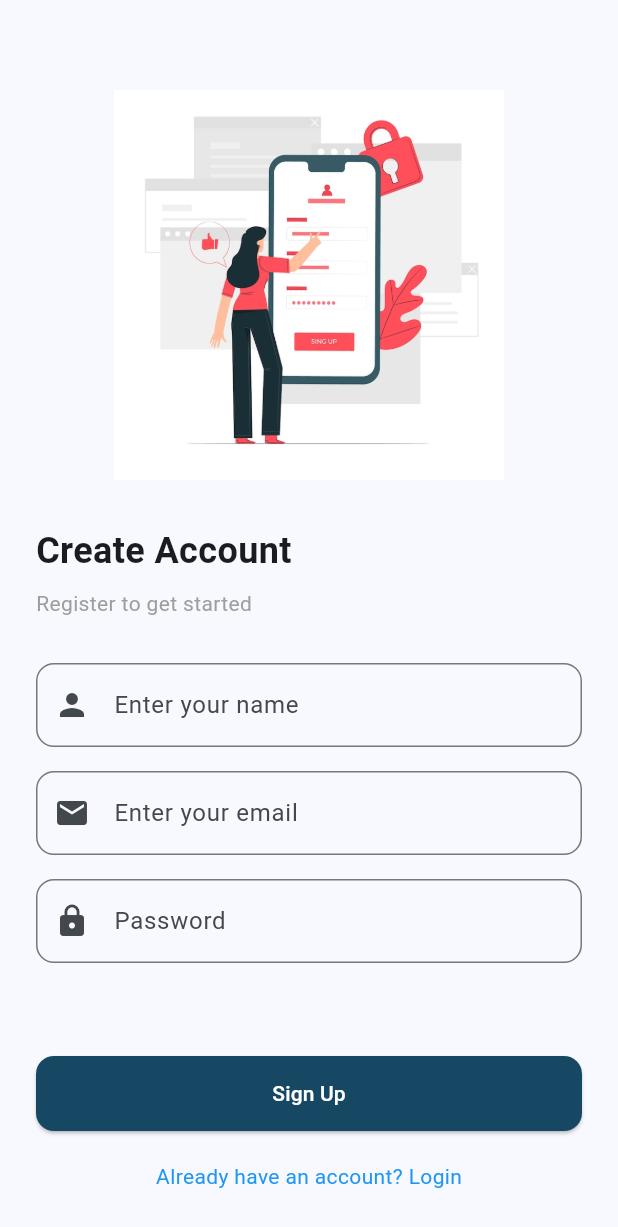
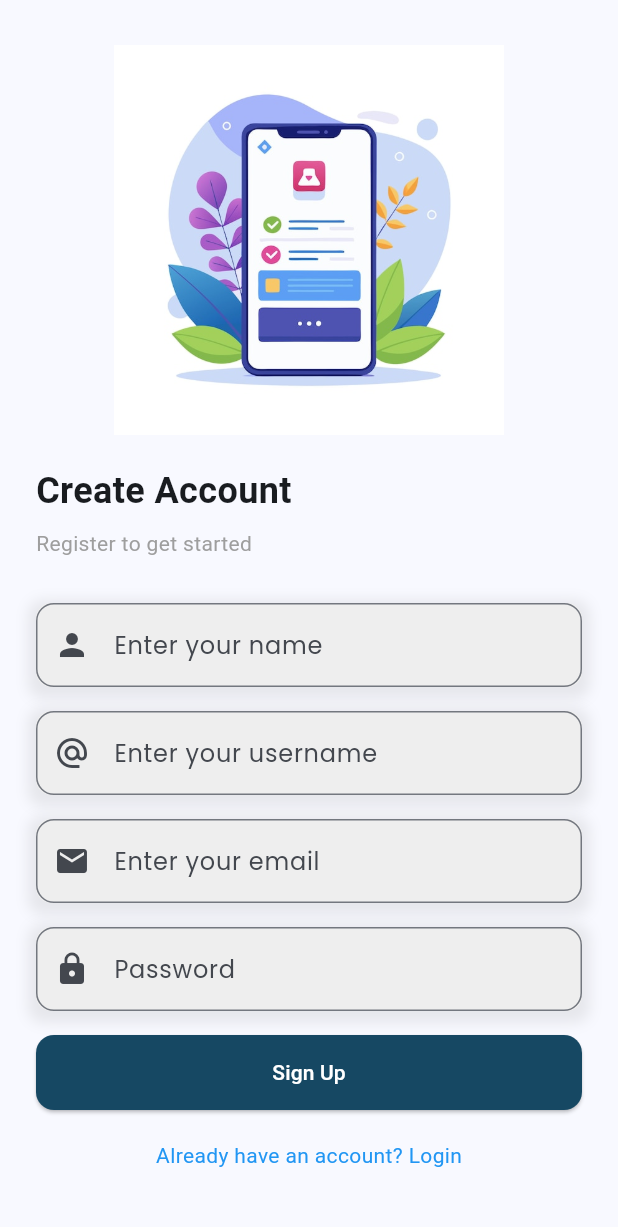
Before and after one commit to newtonkim/CircleTalk-mob, a Flutter app: the screen it shows after launch, after a tap on "Sign Up here", on a phone screen of 412 x 824 dp. Shown: the top 1227 px of the screen. Run offline on Flutter 3.47's test engine with Material 3 defaults, Android fonts, the phone set to English and light mode, and no system bars; our stand-ins replace get, google_fonts.

Commit message:
poslished the login and register pages

```diff
--- a/lib/main.dart
+++ b/lib/main.dart
@@ -1,6 +1,7 @@
 import 'package:get/get.dart';
 import 'views/login_page.dart';
 import 'package:flutter/material.dart';
+
 
 void main() {
   runApp(const MyApp());
@@ -15,7 +16,7 @@ class MyApp extends StatelessWidget {
       title: 'Circle Talk',
       debugShowCheckedModeBanner: false,
       theme: ThemeData(
-        primarySwatch: Colors.blue,
+        primarySwatch:  Colors.green,
         colorScheme: ColorScheme.fromSeed(seedColor: Colors.blue),
         useMaterial3: true,
 
--- a/lib/views/login_page.dart
+++ b/lib/views/login_page.dart
@@ -1,10 +1,9 @@
-// File: views/login_page.dart
 
-import 'register_page.dart';
 import 'package:get/get.dart';
 import 'verification_page.dart';
 import 'package:flutter/material.dart';
 import 'package:google_fonts/google_fonts.dart';
+import 'package:circle_talk_mob/views/widget/sign_up_page.dart';
 
 class LoginPage extends StatelessWidget {
   const LoginPage({super.key});
@@ -22,7 +21,7 @@ class LoginPage extends StatelessWidget {
               children: [
                 const SizedBox(height: 60),
                 Center(
-                  child: Image.asset('assets/images/login_illustration.png', height: 160),
+                  child: Image.asset('assets/images/login_illustration_green.png', height: 260),
                 ),
                 const SizedBox(height: 30),
                 Text("Welcome back!", style: GoogleFonts.poppins(fontSize: 24, fontWeight: FontWeight.bold)),
@@ -70,7 +69,7 @@ class LoginPage extends StatelessWidget {
                   children: [
                     const Text("Don’t have an account? "),
                     GestureDetector(
-                      onTap: () => Get.to(() => const RegisterPage()),
+                      onTap: () => Get.to(() => const SignUpPage()),
                       child: const Text("Sign Up here", style: TextStyle(color: Colors.blue)),
                     )
                   ],
--- a/lib/views/register_page.dart
+++ /dev/null
@@ -1,89 +0,0 @@
-// File: views/register_page.dart
-
-import 'package:flutter/material.dart';
-import 'package:get/get.dart';
-import 'package:google_fonts/google_fonts.dart';
-import 'login_page.dart';
-
-
-class RegisterPage extends StatelessWidget {
-  const RegisterPage({super.key});
-
-  @override
-  Widget build(BuildContext context) {
-    final size = MediaQuery.of(context).size;
-
-    return Scaffold(
-      body: SafeArea(
-        child: SingleChildScrollView(
-          child: ConstrainedBox(
-            constraints: BoxConstraints(minHeight: size.height),
-            child: IntrinsicHeight(
-              child: Padding(
-                padding: const EdgeInsets.symmetric(horizontal: 24.0),
-                child: Column(
-                  crossAxisAlignment: CrossAxisAlignment.start,
-                  children: [
-                    const SizedBox(height: 60),
-                    Center(
-                      child: Image.asset('assets/images/register_illustration.png', height: 260),
-                    ),
-                    const SizedBox(height: 30),
-                    Text("Create Account", style: TextStyle(fontSize: 24, fontWeight: FontWeight.bold)),
-                    const SizedBox(height: 8),
-                    Text("Register to get started", style: TextStyle(color: Colors.grey)),
-                    const SizedBox(height: 30),
-                    TextField(
-                      decoration: InputDecoration(
-                        hintText: 'Enter your name',
-                        border: OutlineInputBorder(borderRadius: BorderRadius.circular(12)),
-                        prefixIcon: const Icon(Icons.person),
-                      ),
-                    ),
-                    const SizedBox(height: 16),
-                    TextField(
-                      decoration: InputDecoration(
-                        hintText: 'Enter your email',
-                        border: OutlineInputBorder(borderRadius: BorderRadius.circular(12)),
-                        prefixIcon: const Icon(Icons.email),
-                      ),
-                    ),
-                    const SizedBox(height: 16),
-                    TextField(
-                      obscureText: true,
-                      decoration: InputDecoration(
-                        hintText: 'Password',
-                        border: OutlineInputBorder(borderRadius: BorderRadius.circular(12)),
-                        prefixIcon: const Icon(Icons.lock),
-                      ),
-                    ),
-                    const Spacer(), // only works with IntrinsicHeight
-                    ElevatedButton(
-                      onPressed: () {
-                        // Register logic
-                      },
-                      style: ElevatedButton.styleFrom(
-                        minimumSize: Size(size.width, 50),
-                        backgroundColor: const Color(0xFF164863),
-                        shape: RoundedRectangleBorder(borderRadius: BorderRadius.circular(12)),
-                      ),
-                      child: const Text("Sign Up", style: TextStyle(color: Colors.white)),
-                    ),
-                    const SizedBox(height: 20),
-                    Center(
-                      child: GestureDetector(
-                        onTap: () => Get.to(() => const LoginPage()),
-                        child: const Text("Already have an account? Login", style: TextStyle(color: Colors.blue)),
-                      ),
-                    ),
-                    const SizedBox(height: 30),
-                  ],
-                ),
-              ),
-            ),
-          ),
-        ),
-      ),
-    );
-  }
-}
--- a/lib/views/widget/input_widget.dart
+++ b/lib/views/widget/input_widget.dart
@@ -10,13 +10,15 @@ class InputWidget extends StatelessWidget {
         super.key,
         required this.hintText,
         required this.controller,
-        required this.obscureText
+        required this.obscureText,
+        required this.prefixIcon,
       }
   );
 
   final String hintText;
+  final bool obscureText;
+  final IconData? prefixIcon;
   final TextEditingController controller;
-  final bool obscureText;
 
   @override
   Widget build(BuildContext context) {
@@ -35,18 +37,21 @@ class InputWidget extends StatelessWidget {
         ],
       ),
       child: TextField(
-        obscureText: obscureText,
-        controller: controller,
-        decoration: InputDecoration(
-          border: InputBorder.none,
-          hintText: hintText,
-          hintStyle: GoogleFonts.poppins(),
-          // prefixIcon: const Icon(Icons.email),
-          contentPadding: const EdgeInsets.symmetric(horizontal: 20),
+      controller: controller,
+      obscureText: obscureText,
+      decoration: InputDecoration(
+        hintText: hintText,
+        hintStyle: GoogleFonts.poppins(),
+        prefixIcon: prefixIcon != null ? Icon(prefixIcon) : null,
+        border: OutlineInputBorder(
+          borderRadius: BorderRadius.circular(12),
+        ),
+        focusedBorder: OutlineInputBorder(
+          borderRadius: BorderRadius.circular(12),
+          borderSide: BorderSide(color: Theme.of(context).primaryColor),
         ),
       ),
-
-
+    ),
     );
   }
 }
--- /dev/null
+++ b/lib/views/widget/sign_up_page.dart
@@ -0,0 +1,137 @@
+// ignore_for_file: deprecated_member_use
+import 'package:get/get.dart';
+import 'package:flutter/material.dart';
+import 'package:circle_talk_mob/views/login_page.dart';
+import 'package:circle_talk_mob/views/widget/input_widget.dart';
+
+
+class SignUpPage extends StatefulWidget {
+  const SignUpPage({super.key});
+
+  @override
+  State<SignUpPage> createState() => _SignUpPageState();
+}
+
+class _SignUpPageState extends State<SignUpPage> {
+  final TextEditingController _emailController = TextEditingController();
+  final TextEditingController _passwordController = TextEditingController();
+  final TextEditingController _usernameController = TextEditingController();
+  final TextEditingController _nameController = TextEditingController();
+
+  @override
+  void dispose() {
+    _emailController.dispose();
+    _passwordController.dispose();
+    _usernameController.dispose();
+    _nameController.dispose();
+    super.dispose();
+  }
+
+  @override
+  Widget build(BuildContext context) {
+    final size = MediaQuery.of(context).size;
+
+    return Scaffold(
+      body: SafeArea(
+        child: SingleChildScrollView(
+          child: ConstrainedBox(
+            constraints: BoxConstraints(minHeight: size.height),
+            child: IntrinsicHeight(
+              child: Padding(
+                padding: const EdgeInsets.symmetric(horizontal: 24.0),
+                child: Column(
+                  crossAxisAlignment: CrossAxisAlignment.start,
+                  children: [
+                    const SizedBox(height: 30),
+                    Center(
+                      child: Image.asset(
+                        'assets/images/login_illustration.png',
+                        height: 260,
+                      ),
+                    ),
+                    const SizedBox(height: 20),
+                    const Text(
+                      "Create Account",
+                      style: TextStyle(
+                        fontSize: 24,
+                        fontWeight: FontWeight.bold,
+                      ),
+                    ),
+                    const SizedBox(height: 8),
+                    const Text(
+                      "Register to get started",
+                      style: TextStyle(color: Colors.grey),
+                    ),
+                    const SizedBox(height: 30),
+                    // Name Field
+                    InputWidget(
+                      hintText: 'Enter your name',
+                      controller: _nameController,
+                      obscureText: false,
+                      prefixIcon: Icons.person,
+                    ),
+                    const SizedBox(height: 16),
+                    // Username Field
+                    InputWidget(
+                      hintText: 'Enter your username',
+                      controller: _usernameController,
+                      obscureText: false,
+                      prefixIcon: Icons.alternate_email,
+                    ),
+                    const SizedBox(height: 16),
+                    // Email Field
+                    InputWidget(
+                      hintText: 'Enter your email',
+                      controller: _emailController,
+                      obscureText: false,
+                      prefixIcon: Icons.email,
+
+                    ),
+                    const SizedBox(height: 16),
+                    // Password Field
+                    InputWidget(
+                      hintText: 'Password',
+                      controller: _passwordController,
+                      obscureText: true,
+                      prefixIcon: Icons.lock,
+                    ),
+                     const SizedBox(height: 16),
+                    // Sign Up Button
+                    ElevatedButton(
+                      onPressed: () {
+                        // Add sign up logic here
+                      },
+                      style: ElevatedButton.styleFrom(
+                        minimumSize: Size(size.width, 50),
+                        backgroundColor: const Color(0xFF164863),
+                        shape: RoundedRectangleBorder(
+                          borderRadius: BorderRadius.circular(12),
+                        ),
+                      ),
+                      child: const Text(
+                        "Sign Up",
+                        style: TextStyle(color: Colors.white),
+                      ),
+                    ),
+                    const SizedBox(height: 20),
+                    // Login Link
+                    Center(
+                      child: GestureDetector(
+                        onTap: () => Get.to(() => const LoginPage()),
+                        child: const Text(
+                          "Already have an account? Login",
+                          style: TextStyle(color: Colors.blue),
+                        ),
+                      ),
+                    ),
+                    const SizedBox(height: 30),
+                  ],
+                ),
+              ),
+            ),
+          ),
+        ),
+      ),
+    );
+  }
+}
--- a/pubspec.yaml
+++ b/pubspec.yaml
@@ -62,6 +62,7 @@ flutter:
   # To add assets to your application, add an assets section, like this:
   assets:
     - assets/images/login_illustration.png
+    - assets/images/login_illustration_green.png
     - assets/images/google_logo.png
     - assets/images/register_illustration.png
 
```
Also changed, not shown: assets/images/login_illustration_green.png (added), lib/constants/constants.dart (added), lib/controllers/authentication.dart (added).
